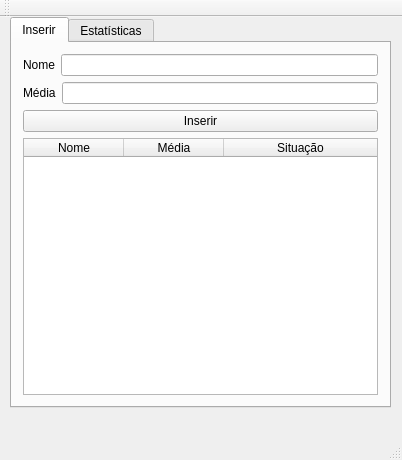
Before: the Qt Designer form mainwindow.ui in lacouth/qt_ifpb_gerencia_alunos, drawn with Qt 5.
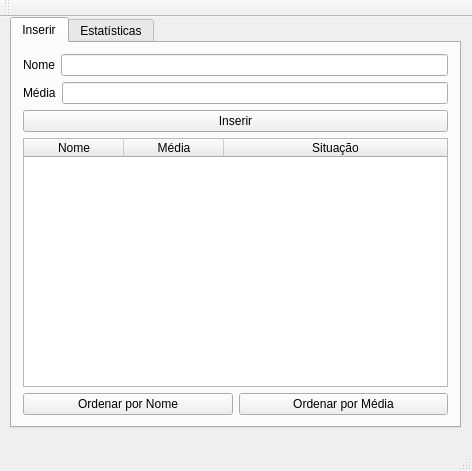
After: the same form once the commit is applied.

Commit message: Add sort buttons

```diff
--- a/mainwindow.ui
+++ b/mainwindow.ui
@@ -6,8 +6,8 @@
    <rect>
     <x>0</x>
     <y>0</y>
-    <width>402</width>
-    <height>460</height>
+    <width>472</width>
+    <height>471</height>
    </rect>
   </property>
   <property name="windowTitle">
@@ -19,8 +19,8 @@
      <rect>
       <x>10</x>
       <y>0</y>
-      <width>381</width>
-      <height>391</height>
+      <width>451</width>
+      <height>411</height>
      </rect>
     </property>
     <property name="currentIndex">
@@ -100,6 +100,24 @@
         </column>
        </widget>
       </item>
+      <item>
+       <layout class="QHBoxLayout" name="horizontalLayout_3">
+        <item>
+         <widget class="QPushButton" name="btn_NameSort">
+          <property name="text">
+           <string>Ordenar por Nome</string>
+          </property>
+         </widget>
+        </item>
+        <item>
+         <widget class="QPushButton" name="btn_GradeSort">
+          <property name="text">
+           <string>Ordenar por Média</string>
+          </property>
+         </widget>
+        </item>
+       </layout>
+      </item>
      </layout>
     </widget>
     <widget class="QWidget" name="tab">
```
Left out of the diff: 6 changed lines with no effect on the pictures. The commit also changes 5 other files.
